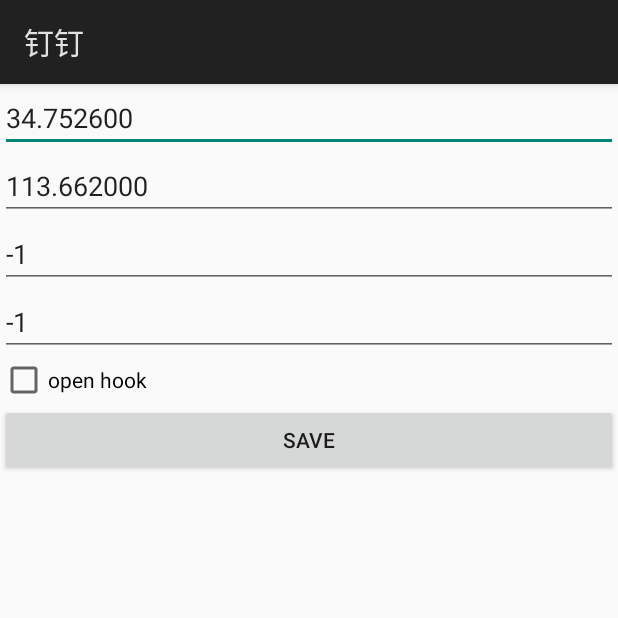
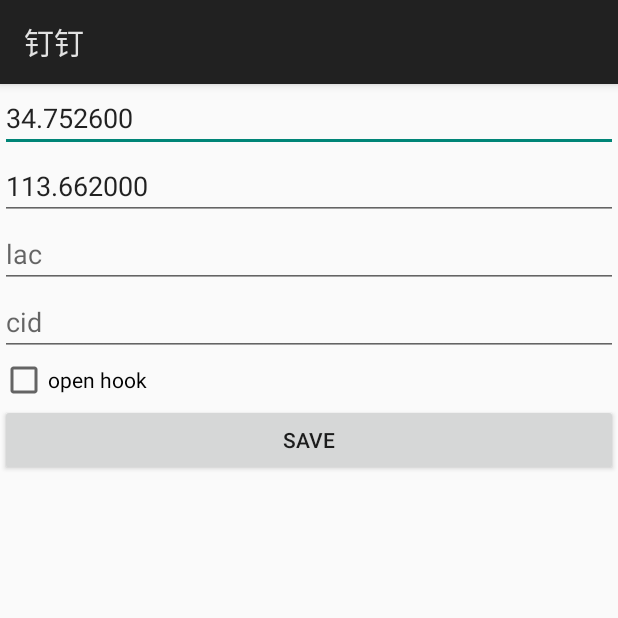
Before and after one commit to WaterlooBridge/FakeLocation, an Android app: the RimetActivity screen opened directly, with no data from a screen before it, on a phone screen of 412 x 824 dp, the top half of it. Run offline under Robolectric (Android 15) with nearby library versions, the phone set to English and light mode, and no system bars.

```diff
--- a/app/src/main/java/com/xposed/hook/LuckyMoneyHook.java
+++ b/app/src/main/java/com/xposed/hook/LuckyMoneyHook.java
@@ -28,7 +28,7 @@ public class LuckyMoneyHook {
 
     public static final String luckyMoneyReceiveUI = WECHAT_PACKAGE_NAME + ".plugin.luckymoney.ui.LuckyMoneyReceiveUI";
     public static final String receiveUIFunctionName = "d";
-    public static final String receiveUIParamName = "com.tencent.mm.ae.k";
+    public static final String receiveUIParamName = "com.tencent.mm.ad.k";
 
     public static ToastHandler handler;
 
@@ -60,7 +60,7 @@ public class LuckyMoneyHook {
                         }
                     });
                 if (preferences.getBoolean("auto_receive", false))
-                    XposedHelpers.findAndHookMethod("com.tencent.wcdb.database.SQLiteDatabase", mLpp.classLoader, "insert", String.class, String.class, ContentValues.class, new XC_MethodHook() {
+                    XposedHelpers.findAndHookMethod(WechatUnrecalledHook.SQLiteDatabaseClass, mLpp.classLoader, "insert", String.class, String.class, ContentValues.class, new XC_MethodHook() {
                         @Override
                         protected void beforeHookedMethod(MethodHookParam param) throws Throwable {
                             ContentValues contentValues = (ContentValues) param.args[2];
--- a/app/src/main/java/com/xposed/hook/RimetActivity.java
+++ b/app/src/main/java/com/xposed/hook/RimetActivity.java
@@ -15,6 +15,7 @@ import android.telephony.TelephonyManager;
 import android.telephony.gsm.GsmCellLocation;
 import android.text.TextUtils;
 import android.view.View;
+import android.widget.Button;
 import android.widget.CheckBox;
 import android.widget.EditText;
 import android.widget.TextView;
@@ -30,8 +31,10 @@ public class RimetActivity extends Activity {
     private CheckBox cb;
     private TextView tvLac;
     private TextView tvCid;
+    private Button btnAutoFill;
 
     TelephonyManager tm;
+    GsmCellLocation l;
 
     @Override
     protected void onCreate(Bundle savedInstanceState) {
@@ -46,11 +49,16 @@ public class RimetActivity extends Activity {
         cb = (CheckBox) findViewById(R.id.cb);
         tvLac = (TextView) findViewById(R.id.tv_lac);
         tvCid = (TextView) findViewById(R.id.tv_cid);
+        btnAutoFill = (Button) findViewById(R.id.btn_auto_fill);
         sp = getSharedPreferences("location", MODE_WORLD_READABLE);
         etLatitude.setText(sp.getString("dingding_latitude", "34.752600"));
         etLongitude.setText(sp.getString("dingding_longitude", "113.662000"));
-        etLac.setText(String.valueOf(sp.getInt("dingding_lac", -1)));
-        etCid.setText(String.valueOf(sp.getInt("dingding_cid", -1)));
+        int lac = sp.getInt("dingding_lac", -1);
+        int cid = sp.getInt("dingding_cid", -1);
+        if (lac != -1)
+            etLac.setText(String.valueOf(lac));
+        if (cid != -1)
+            etCid.setText(String.valueOf(cid));
         cb.setChecked(sp.getBoolean(PkgConfig.pkg_dingding, false));
         findViewById(R.id.btn_save).setOnClickListener(new View.OnClickListener() {
             @Override
@@ -62,6 +70,13 @@ public class RimetActivity extends Activity {
                         .putBoolean(PkgConfig.pkg_dingding, cb.isChecked())
                         .commit();
                 finish();
+            }
+        });
+        btnAutoFill.setOnClickListener(new View.OnClickListener() {
+            @Override
+            public void onClick(View v) {
+                etLac.setText(String.valueOf(l.getLac()));
+                etCid.setText(String.valueOf(l.getCid()));
             }
         });
         requestPermissions();
@@ -86,9 +101,10 @@ public class RimetActivity extends Activity {
         @Override
         public void onCellLocationChanged(CellLocation location) {
             if (location instanceof GsmCellLocation) {
-                GsmCellLocation l = (GsmCellLocation) location;
+                l = (GsmCellLocation) location;
                 tvLac.setText("Current Lac:" + l.getLac());
                 tvCid.setText("Current Cid:" + l.getCid());
+                btnAutoFill.setVisibility(View.VISIBLE);
             }
         }
     };
--- a/app/src/main/res/layout/activity_rimet.xml
+++ b/app/src/main/res/layout/activity_rimet.xml
@@ -54,4 +54,11 @@
         android:layout_width="match_parent"
         android:layout_height="wrap_content" />
 
+    <Button
+        android:id="@+id/btn_auto_fill"
+        android:layout_width="match_parent"
+        android:layout_height="wrap_content"
+        android:text="Auto Fill"
+        android:visibility="gone" />
+
 </LinearLayout>
```
Also changed, not shown: app/src/main/java/com/xposed/hook/wechat/WechatUnrecalledHook.java (+12 -10 lines).
